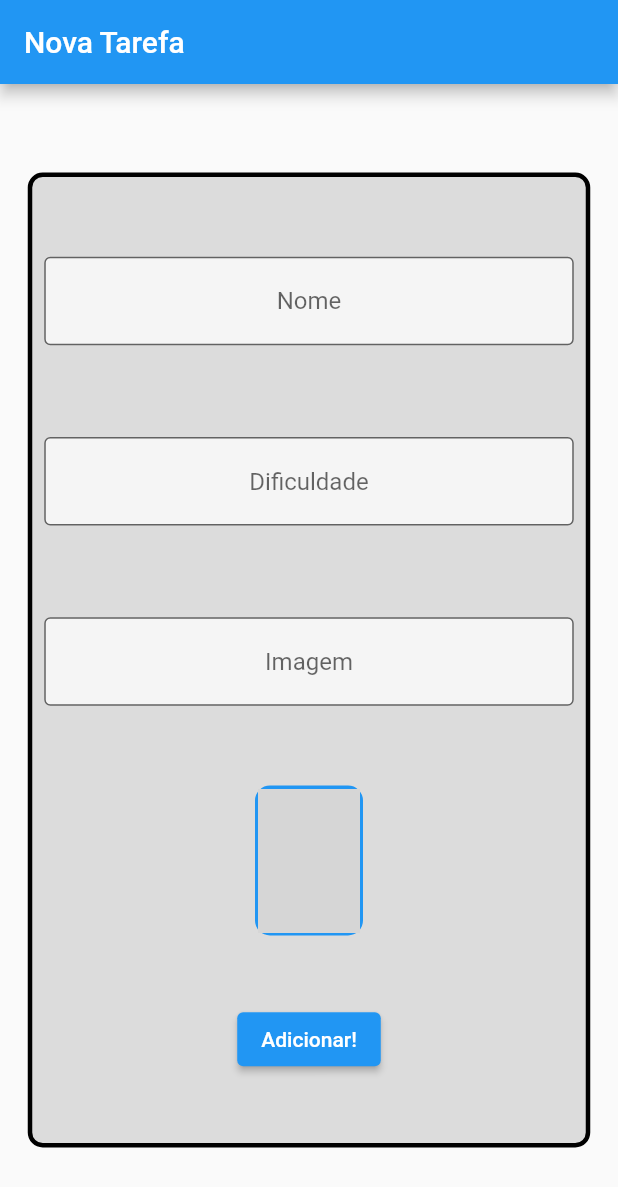
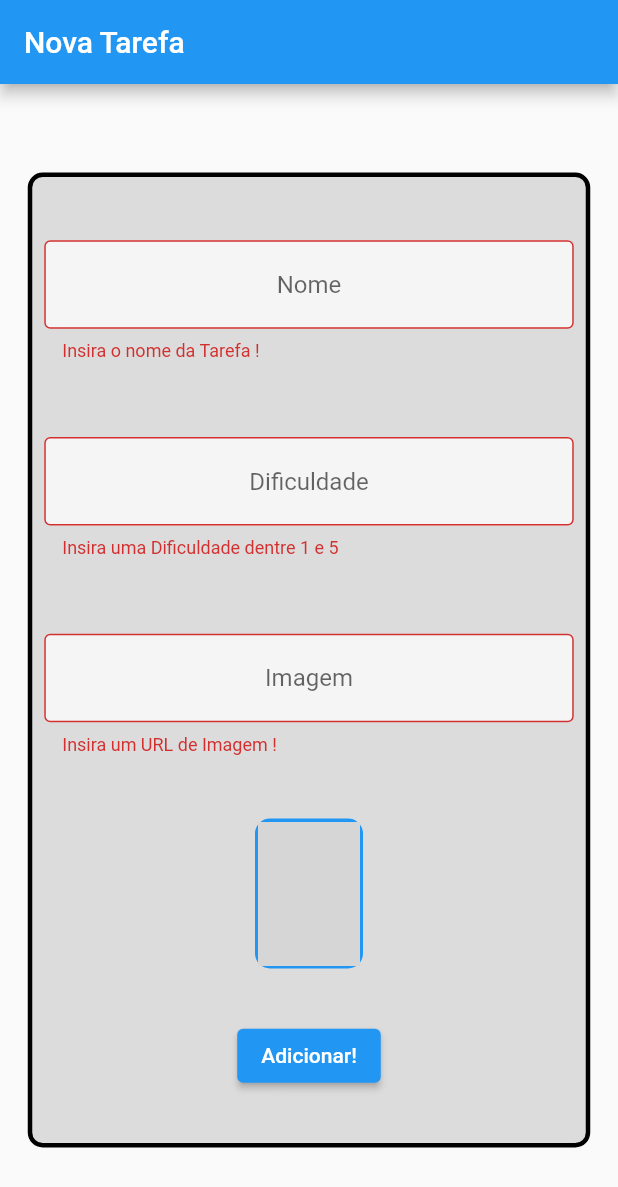
Before and after one commit to ribeletatti/projetoNaAlura2, a Flutter app: the screen it shows after launch, after a tap on "Adicionar!", on a phone screen of 412 x 824 dp. Shown: the top 1187 px of the screen. Run offline on Flutter 3.47's test engine with Material 2 defaults, Android fonts, the phone set to English and light mode, and no system bars; network calls fail; grey boxes are pictures that could not be loaded.

Commit message:
Terceiro commit

```diff
--- a/lib/screen/form_screen.dart
+++ b/lib/screen/form_screen.dart
@@ -12,13 +12,17 @@ class _FormScreenState extends State<FormScreen> {
   TextEditingController difficultyController = TextEditingController();
   TextEditingController imageController = TextEditingController();
 
+  final _formKey = GlobalKey<FormState>();
   @override
   Widget build(BuildContext context) {
-    return Scaffold(
+    return Form(
+      key: _formKey,
+      child: Scaffold(
         appBar: AppBar(
           title: const Text('Nova Tarefa'),
         ),
         body: Center(
+          child: SingleChildScrollView(
             child: Container(
               height: 650,
               width: 375,
@@ -34,6 +38,12 @@ class _FormScreenState extends State<FormScreen> {
                   Padding(
                     padding: const EdgeInsets.all(8.0),
                     child: TextFormField(
+                      validator: (String? value) {
+                        if (value != null && value.isEmpty) {
+                          return 'Insira o nome da Tarefa !';
+                        }
+                        return null;
+                      },
                       controller: nameController,
                       textAlign: TextAlign.center,
                       decoration: InputDecoration(
@@ -47,6 +57,14 @@ class _FormScreenState extends State<FormScreen> {
                   Padding(
                     padding: const EdgeInsets.all(8.0),
                     child: TextFormField(
+                      validator: (value) {
+                        if (value!.isEmpty ||
+                            int.parse(value) > 5 ||
+                            int.parse(value) < 1) {
+                          return 'Insira uma Dificuldade dentre 1 e 5';
+                        }
+                      },
+                      keyboardType: TextInputType.number,
                       controller: difficultyController,
                       textAlign: TextAlign.center,
                       decoration: InputDecoration(
@@ -63,6 +81,13 @@ class _FormScreenState extends State<FormScreen> {
                       onChanged: (text) {
                         setState(() {});
                       },
+                      validator: (value) {
+                        if (value!.isEmpty) {
+                          return 'Insira um URL de Imagem !';
+                        }
+                        return null;
+                      },
+                      keyboardType: TextInputType.url,
                       controller: imageController,
                       textAlign: TextAlign.center,
                       decoration: InputDecoration(
@@ -95,9 +120,16 @@ class _FormScreenState extends State<FormScreen> {
                   ),
                   ElevatedButton(
                     onPressed: () {
+                      if (_formKey.currentState!.validate()) {
                         print(nameController.text);
                         print(int.parse(difficultyController.text));
                         print(imageController.text);
+                        ScaffoldMessenger.of(context).showSnackBar(
+                          const SnackBar(
+                            content: Text('Nova tarefa salva !'),
+                          ),
+                        );
+                      }
                     },
                     child: Text('Adicionar!'),
                   ),
@@ -105,6 +137,8 @@ class _FormScreenState extends State<FormScreen> {
               ),
             ),
           ),
+        ),
+      ),
     );
   }
 }
```
Lines whose indentation alone changed are shown as unchanged.
